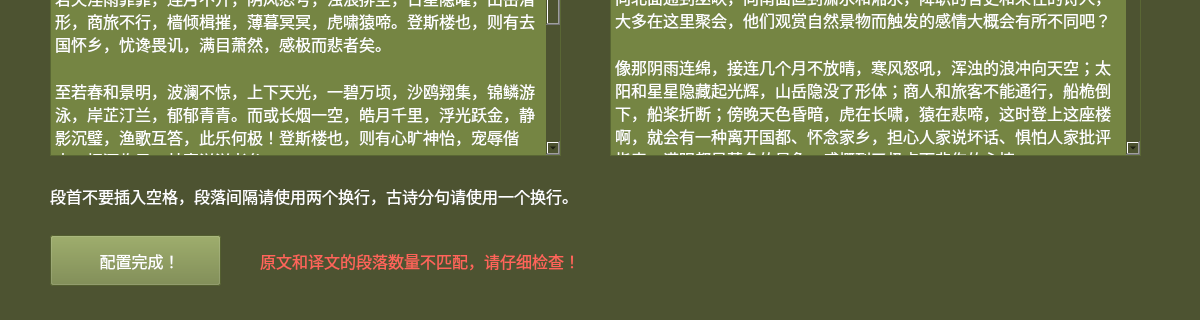
Above: DataInputConfigSource.ui from liyuxuan2003/EgretPoetry before the change; both pictures show x 0 to 1200 and y 355 to 675 of the 1200 by 675 pixel window. Below: the same form after it.
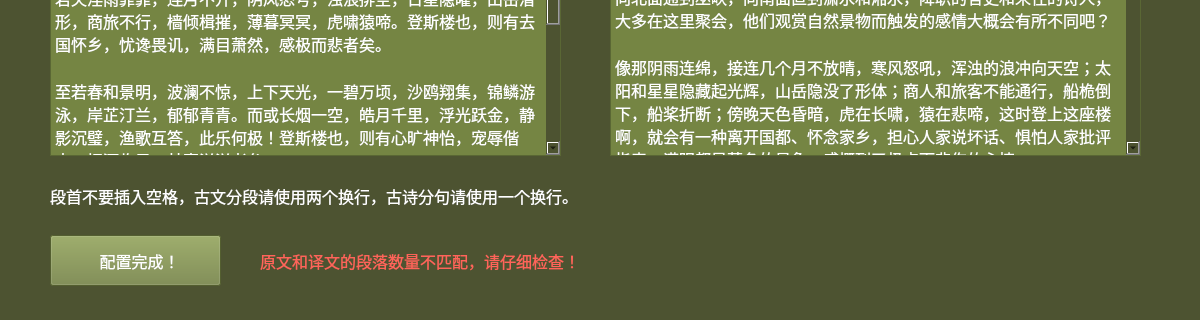
That is the form after the change.

What changed in the file:
```diff
--- a/DataInputConfigSource.ui
+++ b/DataInputConfigSource.ui
@@ -176,7 +176,7 @@
     <rect>
      <x>260</x>
      <y>600</y>
-     <width>441</width>
+     <width>801</width>
      <height>31</height>
     </rect>
    </property>
@@ -212,7 +212,7 @@
     <string notr="true">color: rgb(255, 255, 255);</string>
    </property>
    <property name="text">
-    <string>段首不要插入空格，段落间隔请使用两个换行，古诗分句请使用一个换行。</string>
+    <string>段首不要插入空格，古文分段请使用两个换行，古诗分句请使用一个换行。</string>
    </property>
   </widget>
  </widget>
```
Left out of the diff: 18 changed lines with no effect on the pictures.
